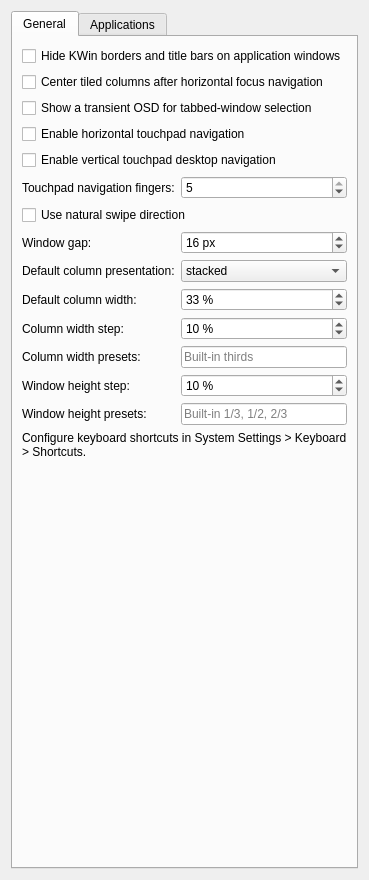
Qt form packaging/kwin-script/contents/ui/config.ui (kontonkara/driftile) before a commit.
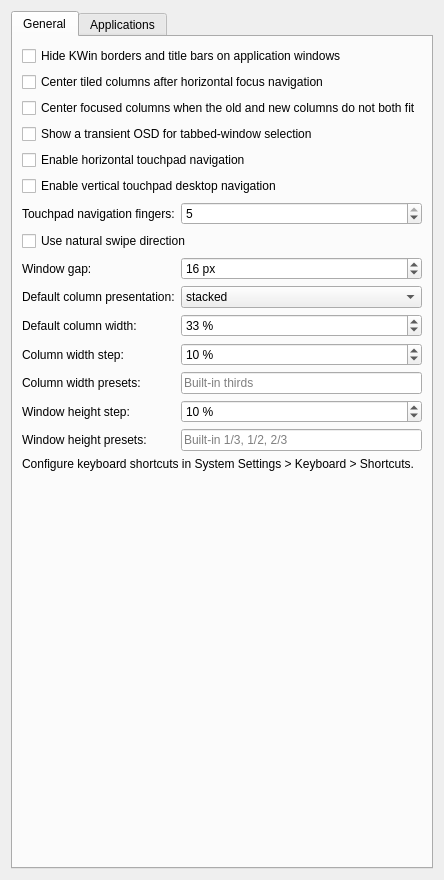
The same form after that commit.

Commit message: feat(focus): center columns on overflow

```diff
--- a/packaging/kwin-script/contents/ui/config.ui
+++ b/packaging/kwin-script/contents/ui/config.ui
@@ -27,6 +27,16 @@
          </property>
         </widget>
        </item>
+       <item>
+        <widget class="QCheckBox" name="kcfg_CenterFocusedColumnOnOverflow">
+         <property name="text">
+          <string>Center focused columns when the old and new columns do not both fit</string>
+         </property>
+         <property name="toolTip">
+          <string>Applies only to newly focused columns. The always-center setting above takes precedence.</string>
+         </property>
+        </widget>
+       </item>
        <item>
         <widget class="QCheckBox" name="kcfg_ShowTabIndicator">
          <property name="text">
```
The commit also changes 13 other files.
